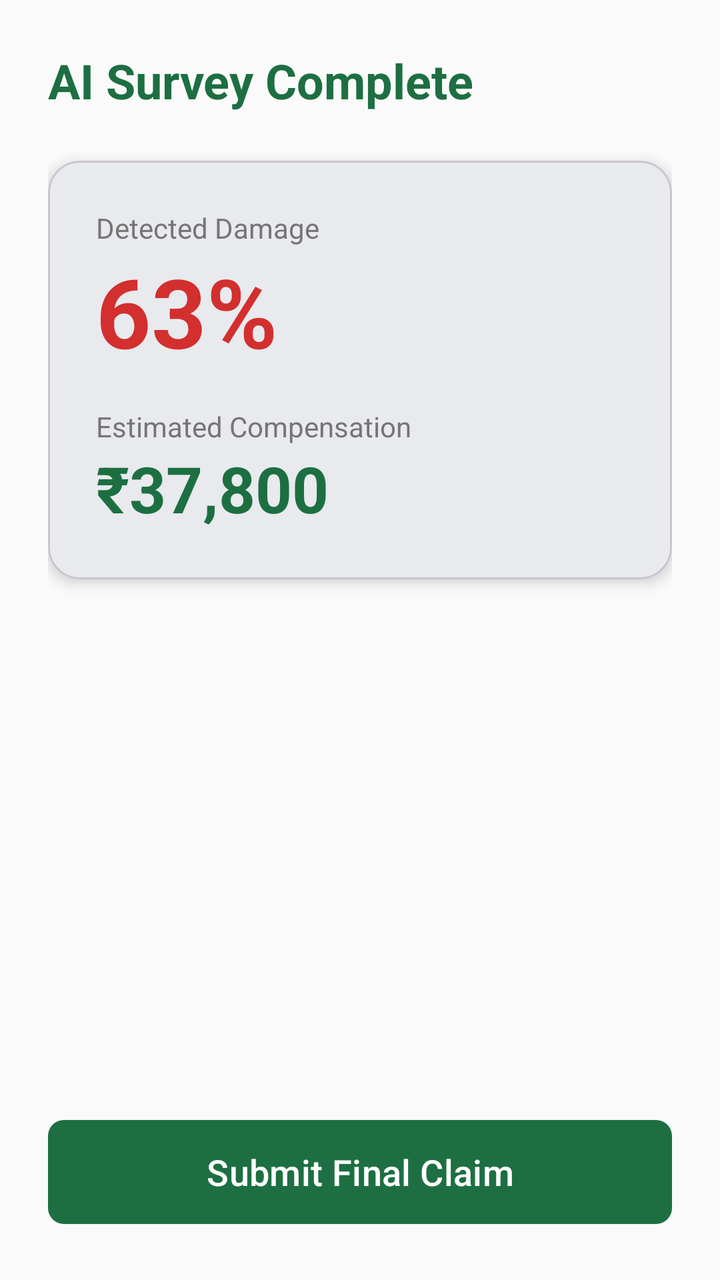
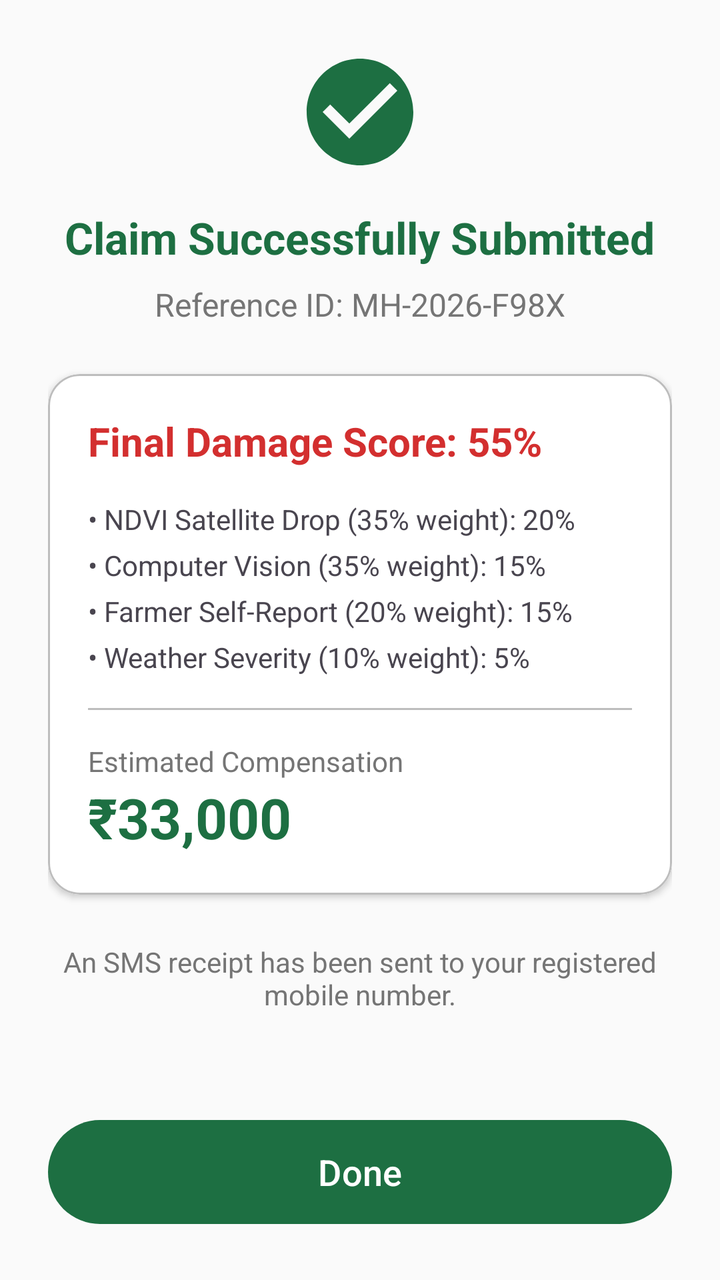

An Android layout rendered at two revisions. The XML below is the earlier revision; the diff shows what the commit changed to produce the second picture.
<!-- AndroidManifest.xml: application theme Theme.SmartEPeekPahani -->
<!-- res/layout/fragment_claim_result.xml -->
<?xml version="1.0" encoding="utf-8"?>
<LinearLayout xmlns:android="http://schemas.android.com/apk/res/android"
    xmlns:app="http://schemas.android.com/apk/res-auto"
    android:layout_width="match_parent"
    android:layout_height="match_parent"
    android:background="@color/background_color"
    android:orientation="vertical"
    android:padding="24dp">

    <TextView
        android:layout_width="wrap_content"
        android:layout_height="wrap_content"
        android:text="AI Survey Complete"
        android:textColor="@color/gov_green"
        android:textSize="24sp"
        android:textStyle="bold" />

    <com.google.android.material.card.MaterialCardView
        android:layout_width="match_parent"
        android:layout_height="wrap_content"
        android:layout_marginTop="24dp"
        app:cardCornerRadius="16dp"
        app:cardElevation="4dp">

        <LinearLayout
            android:layout_width="match_parent"
            android:layout_height="wrap_content"
            android:orientation="vertical"
            android:padding="24dp">

            <TextView
                android:layout_width="wrap_content"
                android:layout_height="wrap_content"
                android:text="Detected Damage"
                android:textColor="@color/text_secondary" />

            <TextView
                android:id="@+id/tvDamagePercent"
                android:layout_width="wrap_content"
                android:layout_height="wrap_content"
                android:text="63%"
                android:textColor="@color/error_red"
                android:textSize="48sp"
                android:textStyle="bold" />

            <TextView
                android:layout_width="wrap_content"
                android:layout_height="wrap_content"
                android:layout_marginTop="16dp"
                android:text="Estimated Compensation"
                android:textColor="@color/text_secondary" />

            <TextView
                android:id="@+id/tvCompensation"
                android:layout_width="wrap_content"
                android:layout_height="wrap_content"
                android:text="₹37,800"
                android:textColor="@color/gov_green"
                android:textSize="32sp"
                android:textStyle="bold" />
        </LinearLayout>
    </com.google.android.material.card.MaterialCardView>

    <Space
        android:layout_width="match_parent"
        android:layout_height="0dp"
        android:layout_weight="1" />

    <com.google.android.material.button.MaterialButton
        android:id="@+id/btnSubmitClaim"
        android:layout_width="match_parent"
        android:layout_height="60dp"
        android:text="@string/submit_claim"
        android:textSize="18sp"
        app:cornerRadius="8dp" />
</LinearLayout>
<!-- resources referenced by this layout -->
<resources>
  <color name="background_color">#FAFAFA</color>
  <color name="error_red">#D32F2F</color>
  <color name="gov_green">#1D6F42</color>
  <color name="text_secondary">#757575</color>
  <string name="submit_claim">Submit Final Claim</string>
  <style name="Theme.SmartEPeekPahani" parent="Theme.Material3.Light.NoActionBar">
          <item name="colorPrimary">@color/gov_green</item>
          <item name="colorPrimaryVariant">@color/gov_green_dark</item>
          <item name="colorOnPrimary">@color/white</item>
          <item name="colorSecondary">@color/warning_orange</item>
          <item name="android:windowBackground">@color/background_color</item>
          <item name="android:statusBarColor">@color/gov_green</item>
      </style>
  <color name="gov_green_dark">#0F4024</color>
  <color name="white">#FFFFFF</color>
  <color name="warning_orange">#F57C00</color>
</resources>

<!-- the commit's change to res/layout/fragment_claim_result.xml (unified diff, before → after) -->
@@ -1,76 +1,126 @@
 <?xml version="1.0" encoding="utf-8"?>
-<LinearLayout xmlns:android="http://schemas.android.com/apk/res/android"
+<androidx.core.widget.NestedScrollView xmlns:android="http://schemas.android.com/apk/res/android"
     xmlns:app="http://schemas.android.com/apk/res-auto"
     android:layout_width="match_parent"
     android:layout_height="match_parent"
     android:background="@color/background_color"
-    android:orientation="vertical"
-    android:padding="24dp">
+    android:fillViewport="true">
 
-    <TextView
-        android:layout_width="wrap_content"
-        android:layout_height="wrap_content"
-        android:text="AI Survey Complete"
-        android:textColor="@color/gov_green"
-        android:textSize="24sp"
-        android:textStyle="bold" />
-
-    <com.google.android.material.card.MaterialCardView
+    <LinearLayout
         android:layout_width="match_parent"
         android:layout_height="wrap_content"
-        android:layout_marginTop="24dp"
-        app:cardCornerRadius="16dp"
-        app:cardElevation="4dp">
+        android:orientation="vertical"
+        android:padding="24dp">
 
-        <LinearLayout
+        <ImageView
+            android:layout_width="64dp"
+            android:layout_height="64dp"
+            android:layout_gravity="center"
+            android:src="@drawable/ic_check_circle"
+            app:tint="@color/gov_green" />
+
+        <TextView
+            android:layout_width="wrap_content"
+            android:layout_height="wrap_content"
+            android:layout_gravity="center"
+            android:layout_marginTop="16dp"
+            android:text="Claim Successfully Submitted"
+            android:textColor="@color/gov_green"
+            android:textSize="22sp"
+            android:textStyle="bold" />
+
+        <TextView
+            android:layout_width="wrap_content"
+            android:layout_height="wrap_content"
+            android:layout_gravity="center"
+            android:layout_marginTop="8dp"
+            android:text="Reference ID: MH-2026-F98X"
+            android:textColor="@color/text_secondary"
+            android:textSize="16sp" />
+
+        <com.google.android.material.card.MaterialCardView
             android:layout_width="match_parent"
             android:layout_height="wrap_content"
-            android:orientation="vertical"
-            android:padding="24dp">
+            android:layout_marginTop="24dp"
+            app:cardCornerRadius="16dp"
+            app:cardElevation="2dp"
+            app:strokeWidth="1dp"
+            app:strokeColor="@color/outline_variant">
 
-            <TextView
-                android:layout_width="wrap_content"
+            <LinearLayout
+                android:layout_width="match_parent"
                 android:layout_height="wrap_content"
-                android:text="Detected Damage"
-                android:textColor="@color/text_secondary" />
+                android:background="@color/surface"
+                android:orientation="vertical"
+                android:padding="20dp">
 
-            <TextView
-                android:id="@+id/tvDamagePercent"
-                android:layout_width="wrap_content"
-                android:layout_height="wrap_content"
-                android:text="63%"
-                android:textColor="@color/error_red"
-                android:textSize="48sp"
-                android:textStyle="bold" />
+                <TextView
+                    android:layout_width="wrap_content"
+                    android:layout_height="wrap_content"
+                    android:text="Final Damage Score: 55%"
+                    android:textColor="@color/error_red"
+                    android:textSize="20sp"
+                    android:textStyle="bold" />
 
-            <TextView
-                android:layout_width="wrap_content"
-                android:layout_height="wrap_content"
-                android:layout_marginTop="16dp"
-                android:text="Estimated Compensation"
-                android:textColor="@color/text_secondary" />
+                
+                <LinearLayout
+                    android:layout_width="match_parent"
+                    android:layout_height="wrap_content"
+                    android:layout_marginTop="16dp"
+                    android:orientation="vertical">
 
-            <TextView
-                android:id="@+id/tvCompensation"
-                android:layout_width="wrap_content"
-                android:layout_height="wrap_content"
-                android:text="₹37,800"
-                android:textColor="@color/gov_green"
-                android:textSize="32sp"
-                android:textStyle="bold" />
-        </LinearLayout>
-    </com.google.android.material.card.MaterialCardView>
+                    <TextView android:text="• NDVI Satellite Drop (35% weight): 20%" android:layout_width="wrap_content" android:layout_height="wrap_content"/>
+                    <TextView android:text="• Computer Vision (35% weight): 15%" android:layout_width="wrap_content" android:layout_height="wrap_content" android:layout_marginTop="4dp"/>
+                    <TextView android:text="• Farmer Self-Report (20% weight): 15%" android:layout_width="wrap_content" android:layout_height="wrap_content" android:layout_marginTop="4dp"/>
+                    <TextView android:text="• Weather Severity (10% weight): 5%" android:layout_width="wrap_content" android:layout_height="wrap_content" android:layout_marginTop="4dp"/>
+                </LinearLayout>
 
-    <Space
-        android:layout_width="match_parent"
-        android:layout_height="0dp"
-        android:layout_weight="1" />
+                <View
+                    android:layout_width="match_parent"
+                    android:layout_height="1dp"
+                    android:layout_marginTop="16dp"
+                    android:layout_marginBottom="16dp"
+                    android:background="@color/outline_variant" />
 
-    <com.google.android.material.button.MaterialButton
-        android:id="@+id/btnSubmitClaim"
-        android:layout_width="match_parent"
-        android:layout_height="60dp"
-        android:text="@string/submit_claim"
-        android:textSize="18sp"
-        app:cornerRadius="8dp" />
-</LinearLayout>
+                <TextView
+                    android:layout_width="wrap_content"
+                    android:layout_height="wrap_content"
+                    android:text="Estimated Compensation"
+                    android:textColor="@color/text_secondary" />
+
+                <TextView
+                    android:id="@+id/tvCompensation"
+                    android:layout_width="wrap_content"
+                    android:layout_height="wrap_content"
+                    android:text="₹33,000"
+                    android:textColor="@color/gov_green"
+                    android:textSize="28sp"
+                    android:textStyle="bold" />
+            </LinearLayout>
+        </com.google.android.material.card.MaterialCardView>
+
+        <TextView
+            android:layout_width="match_parent"
+            android:layout_height="wrap_content"
+            android:layout_marginTop="24dp"
+            android:gravity="center"
+            android:text="An SMS receipt has been sent to your registered mobile number."
+            android:textColor="@color/text_secondary"
+            android:textSize="14sp" />
+
+        <Space
+            android:layout_width="match_parent"
+            android:layout_height="0dp"
+            android:layout_weight="1" />
+
+        <com.google.android.material.button.MaterialButton
+            android:id="@+id/btnSubmitClaim"
+            android:layout_width="match_parent"
+            android:layout_height="60dp"
+            android:layout_marginTop="24dp"
+            android:text="Done"
+            android:textSize="18sp"
+            app:cornerRadius="30dp" />
+
+    </LinearLayout>
+</androidx.core.widget.NestedScrollView>
<!-- resource entries referenced after the edit -->
@@ -3,8 +3,20 @@
   <color name="background_color">#FAFAFA</color>
   <color name="error_red">#D32F2F</color>
   <color name="gov_green">#1D6F42</color>
+  <color name="outline_variant">#BDBDBD</color>
+  <color name="surface">#FFFFFF</color>
   <color name="text_secondary">#757575</color>
-  <string name="submit_claim">Submit Final Claim</string>
+  <!-- drawable ic_check_circle (drawable) -->
+  <?xml version="1.0" encoding="utf-8"?>
+  <vector xmlns:android="http://schemas.android.com/apk/res/android"
+      android:width="24dp"
+      android:height="24dp"
+      android:viewportWidth="24.0"
+      android:viewportHeight="24.0">
+      <path
+          android:fillColor="#FF000000"
+          android:pathData="M12,2C6.48,2 2,6.48 2,12s4.48,10 10,10 10,-4.48 10,-10S17.52,2 12,2zM10,17l-5,-5 1.41,-1.41L10,14.17l7.59,-7.59L19,8l-9,9z"/>
+  </vector>
   <style name="Theme.SmartEPeekPahani" parent="Theme.Material3.Light.NoActionBar">
           <item name="colorPrimary">@color/gov_green</item>
           <item name="colorPrimaryVariant">@color/gov_green_dark</item>
